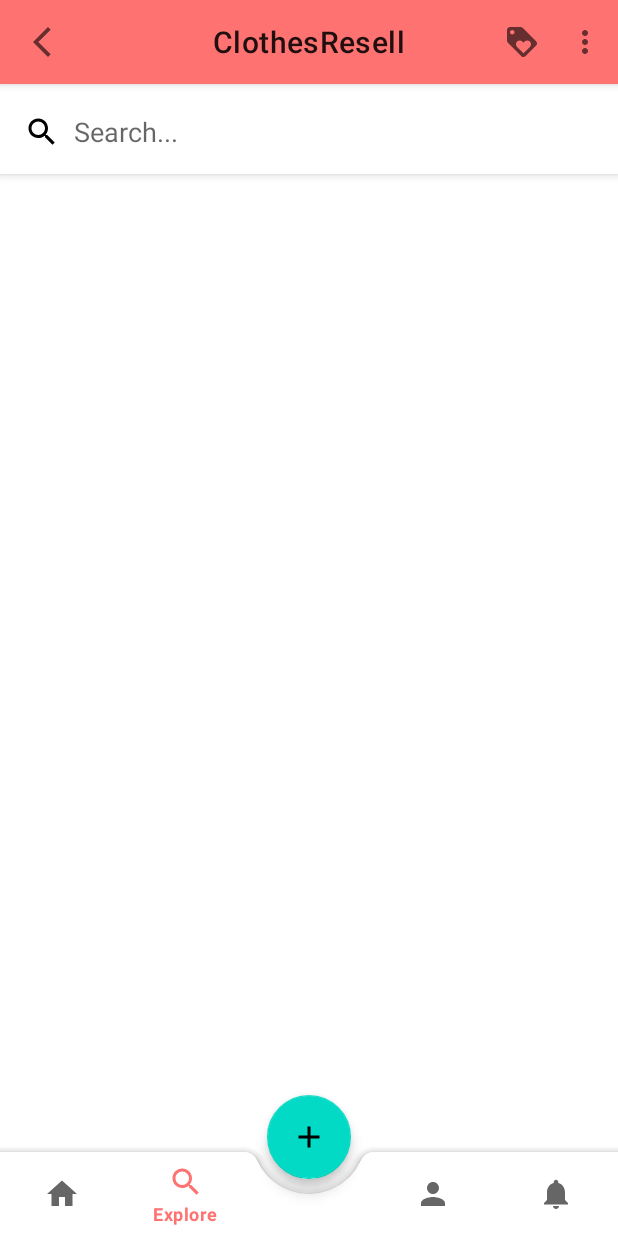
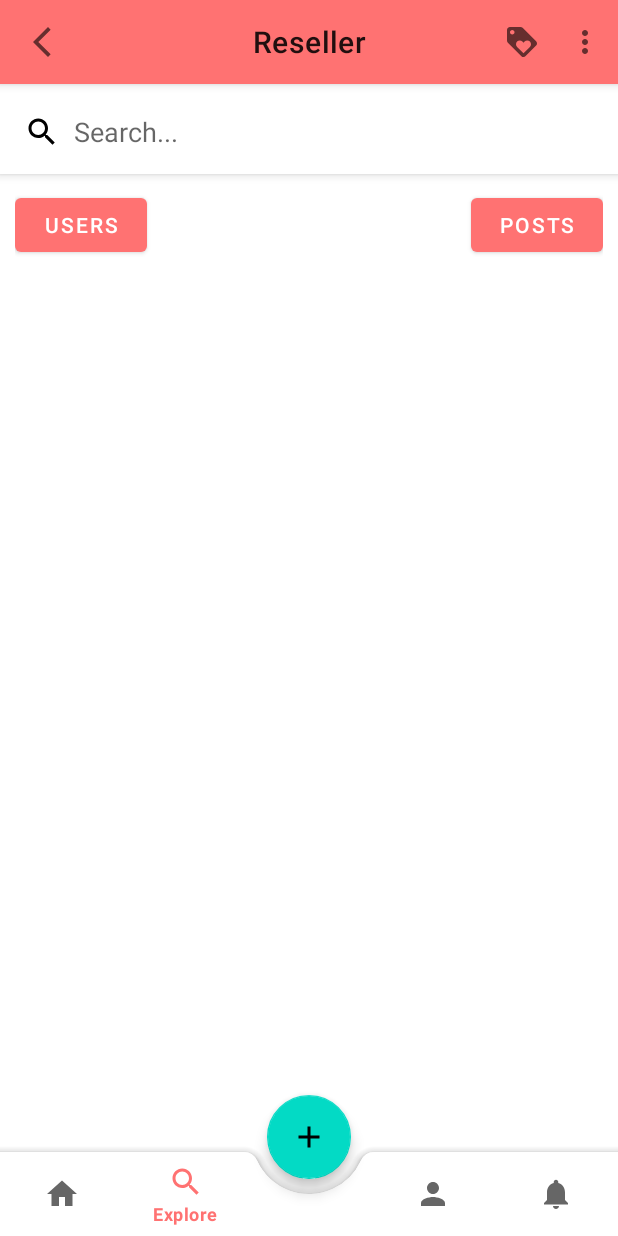
Before and after one commit to tavi22/Clothes-Resell, an Android app: the screen it shows after launch once a user with an empty profile is signed in (MainActivity), item 2 of the bottom bar chosen, on a phone screen of 412 x 824 dp. Run offline under Robolectric (Android 15) with nearby library versions, the light colour scheme and no system bars; our stand-ins replace CircleImageView, Firebase (no records; nobody signed in at launch, a user with empty details on screens opened directly), navigation-ui; pictures from the network do not load.

Commit message:
search_posts_done

```diff
--- a/ClothesResell2/app/src/main/java/com/example/clothesresell/MainActivity.java
+++ b/ClothesResell2/app/src/main/java/com/example/clothesresell/MainActivity.java
@@ -24,7 +24,6 @@ import com.example.clothesresell.databinding.ActivityMainBinding;
 import com.google.android.material.appbar.MaterialToolbar;
 import com.google.android.material.floatingactionbutton.FloatingActionButton;
 import com.google.firebase.auth.FirebaseAuth;
-import com.google.firebase.auth.FirebaseUser;
 
 
 public class MainActivity extends AppCompatActivity {
@@ -114,6 +113,7 @@ public class MainActivity extends AppCompatActivity {
                 replaceFragment(new WishlistFragment());
                 break;
 
+
             case R.id.help:
                 replaceFragment(new HelpFragment());
                 break;
--- /dev/null
+++ b/ClothesResell2/app/src/main/res/drawable/ic_baseline_youtube_searched_for_24.xml
@@ -0,0 +1,5 @@
+<vector android:height="24dp" android:tint="#000000"
+    android:viewportHeight="24" android:viewportWidth="24"
+    android:width="24dp" xmlns:android="http://schemas.android.com/apk/res/android">
+    <path android:fillColor="@android:color/white" android:pathData="M17.01,14h-0.8l-0.27,-0.27c0.98,-1.14 1.57,-2.61 1.57,-4.23 0,-3.59 -2.91,-6.5 -6.5,-6.5s-6.5,3 -6.5,6.5H2l3.84,4 4.16,-4H6.51C6.51,7 8.53,5 11.01,5s4.5,2.01 4.5,4.5c0,2.48 -2.02,4.5 -4.5,4.5 -0.65,0 -1.26,-0.14 -1.82,-0.38L7.71,15.1c0.97,0.57 2.09,0.9 3.3,0.9 1.61,0 3.08,-0.59 4.22,-1.57l0.27,0.27v0.79l5.01,4.99L22,19l-4.99,-5z"/>
+</vector>
--- a/ClothesResell2/app/src/main/res/layout/activity_main.xml
+++ b/ClothesResell2/app/src/main/res/layout/activity_main.xml
@@ -50,7 +50,8 @@
 
     <com.google.android.material.appbar.AppBarLayout
         android:layout_width="match_parent"
-        android:layout_height="wrap_content">
+        android:layout_height="wrap_content"
+        >
 
         <com.google.android.material.appbar.MaterialToolbar
             android:id="@+id/topAppBar"
@@ -61,6 +62,8 @@
             app:navigationIcon="@drawable/ic_baseline_arrow_back_ios_new_24"
             app:titleCentered="true"
             />
+
+
 
     </com.google.android.material.appbar.AppBarLayout>
 
--- a/ClothesResell2/app/src/main/res/layout/fragment_explore.xml
+++ b/ClothesResell2/app/src/main/res/layout/fragment_explore.xml
@@ -1,5 +1,6 @@
 <?xml version="1.0" encoding="utf-8"?>
 <RelativeLayout xmlns:android="http://schemas.android.com/apk/res/android"
+    xmlns:app="http://schemas.android.com/apk/res-auto"
     xmlns:tools="http://schemas.android.com/tools"
     android:layout_width="match_parent"
     android:layout_height="match_parent"
@@ -38,13 +39,38 @@
 
     </androidx.appcompat.widget.Toolbar>
     </com.google.android.material.appbar.AppBarLayout>
+    <RelativeLayout
+        android:layout_width="match_parent"
+        android:layout_height="wrap_content"
+        android:clickable="true"
+        android:padding="10dp"
+        android:layout_below="@id/bar"
+        android:id="@+id/relative_buttons">
 
+        <Button
+            android:id="@+id/btn_users"
+            android:layout_width="wrap_content"
+            android:layout_height="wrap_content"
+            android:layout_alignParentStart="true"
+            android:layout_centerInParent="true"
+
+            android:text="Users" />
+
+        <Button
+            android:id="@+id/btn_posts"
+            android:layout_width="wrap_content"
+            android:layout_height="wrap_content"
+            android:layout_alignParentEnd="true"
+            android:layout_centerInParent="true"
+            android:text="Posts" />
+    </RelativeLayout>
 
     <androidx.recyclerview.widget.RecyclerView
         android:layout_width="match_parent"
         android:layout_height="wrap_content"
-        android:layout_below="@+id/bar"
+        android:layout_below="@+id/relative_buttons"
         android:id="@+id/recycler_view"
+        android:paddingBottom="60dp"
         />
 
 
--- a/ClothesResell2/app/src/main/res/menu/top_app_bar.xml
+++ b/ClothesResell2/app/src/main/res/menu/top_app_bar.xml
@@ -8,6 +8,7 @@
         app:showAsAction="always"
         android:id="@+id/wishlist"
         />
+
 
     <item
         android:title="Help"
--- a/ClothesResell2/app/src/main/res/values/colors.xml
+++ b/ClothesResell2/app/src/main/res/values/colors.xml
@@ -11,6 +11,7 @@
     <color name='pink_dark'>#F925FF</color>
     <color name='maron'>#641407</color>
     <color name='rosu'>#FF7272</color>
+    <color name='red'>#FF0000</color>
 
 
 </resources>
--- a/ClothesResell2/app/src/main/res/values/strings.xml
+++ b/ClothesResell2/app/src/main/res/values/strings.xml
@@ -1,5 +1,5 @@
 <resources>
-    <string name="app_name">ClothesResell</string>
+    <string name="app_name">Reseller</string>
     <string name="title_activity_start">StartActivity</string>
     <!-- Strings used for fragments for navigation -->
     <string name="first_fragment_label">First Fragment</string>
```
Also changed, not shown: ClothesResell2/app/src/main/java/com/example/clothesresell/Fragments/ExploreFragment.java (+95 -3 lines), ClothesResell2/app/src/main/java/com/example/clothesresell/UniversalImageLoader.java (deleted, +0 -91 lines).
